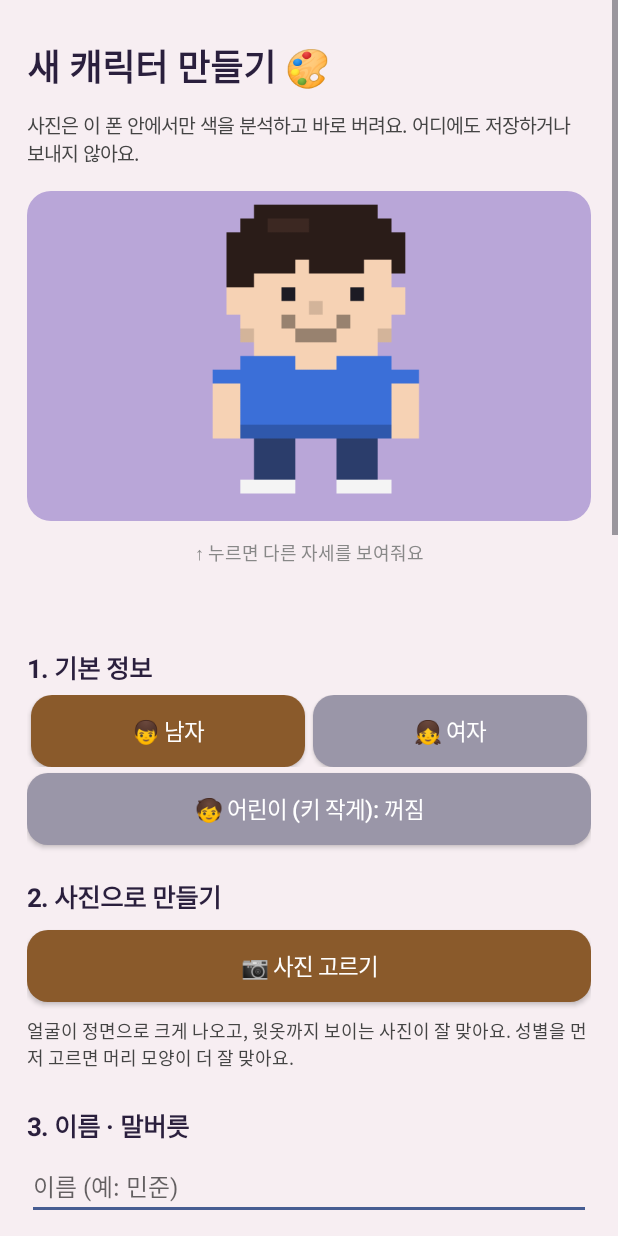
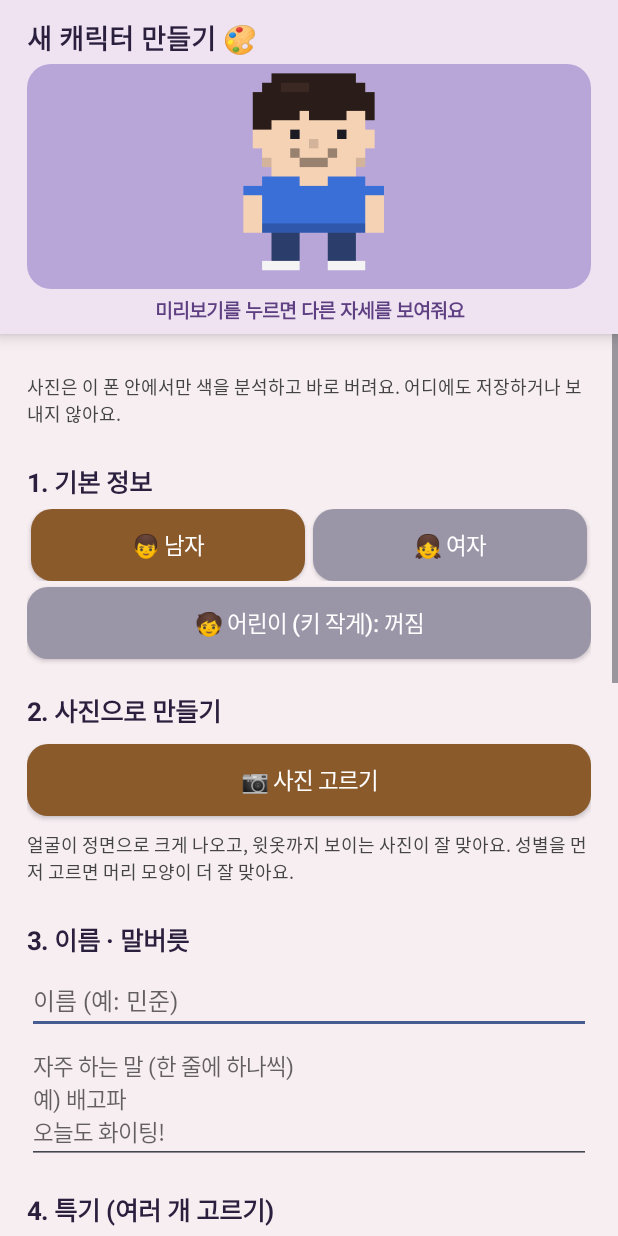
Before and after one commit to ryukoon/pinkpet, an Android app: the MakerActivity screen opened directly, with no data from a screen before it, on a phone screen of 412 x 824 dp. Run offline under Robolectric (Android 15) with nearby library versions, the phone set to English and light mode, and no system bars; 1 statement that could not run was skipped.

Commit message:
도트펫 메이커: 미리보기 상단 고정, 색 누르면 팔레트 펼치기
Co-Authored-By: Claude Opus 5.5 <noreply@anthropic.com>
Claude-Session: https://claude.ai/code/session_018ftjt5wXGeHX834B7X4XSX

```diff
--- a/app/build.gradle.kts
+++ b/app/build.gradle.kts
@@ -10,7 +10,7 @@ android {
     defaultConfig {
         minSdk = 30
         targetSdk = 35
-        versionCode = 9
+        versionCode = 10
         versionName = "2.3"
     }
 
--- a/app/src/main/java/com/ryukoon/pinkpet/MakerActivity.kt
+++ b/app/src/main/java/com/ryukoon/pinkpet/MakerActivity.kt
@@ -45,6 +45,8 @@ class MakerActivity : Activity() {
     private val rowUpdaters = ArrayList<() -> Unit>()
     private var poseIdx = 0
     private lateinit var root: LinearLayout
+    private lateinit var header: LinearLayout
+    private val palettes = ArrayList<GridLayout>()
 
     override fun onCreate(savedInstanceState: Bundle?) {
         super.onCreate(savedInstanceState)
@@ -57,18 +59,25 @@ class MakerActivity : Activity() {
             setPadding((18 * dp).toInt(), (20 * dp).toInt(), (18 * dp).toInt(), (40 * dp).toInt())
             setBackgroundColor(Color.parseColor("#f7eef2"))
         }
-        root.addView(text(if (editId == null) "새 캐릭터 만들기 🎨" else "캐릭터 고치기 ✏️", 24f, true, darkC))
-        root.addView(text("사진은 이 폰 안에서만 색을 분석하고 바로 버려요. 어디에도 저장하거나 보내지 않아요.", 13f, false, Color.DKGRAY))
+        root.addView(text("사진은 이 폰 안에서만 색을 분석하고 바로 버려요. 어디에도 저장하거나 보내지 않아요.", 12f, false, Color.DKGRAY))
 
+        // 위에 고정되는 미리보기 (스크롤해도 항상 보임)
+        header = LinearLayout(this).apply {
+            orientation = LinearLayout.VERTICAL
+            setPadding((18 * dp).toInt(), (12 * dp).toInt(), (18 * dp).toInt(), (6 * dp).toInt())
+            setBackgroundColor(Color.parseColor("#efe3f2"))
+            elevation = 6 * dp
+        }
+        header.addView(text(if (editId == null) "새 캐릭터 만들기 🎨" else "캐릭터 고치기 ✏️", 18f, true, darkC).apply { setPadding(0, 0, 0, (4 * dp).toInt()) })
         preview = ImageView(this).apply {
             scaleType = ImageView.ScaleType.FIT_CENTER
             background = GradientDrawable().apply { setColor(Color.parseColor("#b9a6d8")); cornerRadius = 16 * dp }
-            layoutParams = LinearLayout.LayoutParams(ViewGroup.LayoutParams.MATCH_PARENT, (220 * dp).toInt()).apply { setMargins(0, (10 * dp).toInt(), 0, (6 * dp).toInt()) }
+            layoutParams = LinearLayout.LayoutParams(ViewGroup.LayoutParams.MATCH_PARENT, (150 * dp).toInt())
             setOnClickListener { poseIdx++; updatePreview() }
         }
-        root.addView(preview)
-        root.addView(text("↑ 누르면 다른 자세를 보여줘요", 12f, false, Color.GRAY).apply { gravity = Gravity.CENTER })
-        status = text("", 14f, true, purple); root.addView(status)
+        header.addView(preview)
+        status = text("미리보기를 누르면 다른 자세를 보여줘요", 13f, true, purple).apply { gravity = Gravity.CENTER; setPadding(0, (4 * dp).toInt(), 0, 0) }
+        header.addView(status)
 
         root.addView(section("1. 기본 정보"))
         val gRow = LinearLayout(this).apply { orientation = LinearLayout.HORIZONTAL }
@@ -128,7 +137,10 @@ class MakerActivity : Activity() {
         })
 
         CharStore.get(editId)?.let { c -> nameEt.setText(c.name); phraseEt.setText(c.phrases.joinToString("\n")) }
-        setContentView(ScrollView(this).apply { addView(root) })
+        val outer = LinearLayout(this).apply { orientation = LinearLayout.VERTICAL; setBackgroundColor(Color.parseColor("#f7eef2")) }
+        outer.addView(header, LinearLayout.LayoutParams(ViewGroup.LayoutParams.MATCH_PARENT, ViewGroup.LayoutParams.WRAP_CONTENT))
+        outer.addView(ScrollView(this).apply { addView(root) }, LinearLayout.LayoutParams(ViewGroup.LayoutParams.MATCH_PARENT, 0, 1f))
+        setContentView(outer)
         updateAll()
     }
 
@@ -210,10 +222,36 @@ class MakerActivity : Activity() {
     }
 
     private fun colorRow(label: String, pal: List<Int>, get: () -> Int, set: (Int) -> Unit) {
-        val sw = TextView(this).apply { text = "      "; gravity = Gravity.CENTER }
-        fun step(d: Int) { val i = pal.indexOf(get()).let { if (it < 0) pal.indexOf(Palette.nearest(get(), pal)) else it }; set(pal[(i + d + pal.size) % pal.size]); updateAll() }
-        addRow(label, sw) { step(it) }
-        rowUpdaters.add { sw.background = GradientDrawable().apply { setColor(get()); cornerRadius = 8 * dp; setStroke((2 * dp).toInt(), darkC) } }
+        val row = LinearLayout(this).apply { orientation = LinearLayout.HORIZONTAL; gravity = Gravity.CENTER_VERTICAL; setPadding(0, (3 * dp).toInt(), 0, (3 * dp).toInt()) }
+        row.addView(TextView(this).apply { text = label; textSize = 14f; setTextColor(darkC); layoutParams = LinearLayout.LayoutParams(0, ViewGroup.LayoutParams.WRAP_CONTENT, 1.3f) })
+        val sw = TextView(this).apply { text = "눌러서 색 고르기 ▾"; textSize = 13f; gravity = Gravity.CENTER; setTextColor(Color.WHITE); setShadowLayer(3f, 0f, 0f, Color.BLACK) }
+        row.addView(sw, LinearLayout.LayoutParams(0, (44 * dp).toInt(), 2.5f))
+        root.addView(row)
+        // 펼쳐지는 팔레트
+        val grid = GridLayout(this).apply { columnCount = 6; visibility = android.view.View.GONE; setPadding(0, (4 * dp).toInt(), 0, (10 * dp).toInt()) }
+        val cells = ArrayList<Pair<Int, android.view.View>>()
+        for (col in pal) {
+            val cell = android.view.View(this)
+            cell.setOnClickListener { set(col); grid.visibility = android.view.View.GONE; updateAll() }
+            cell.layoutParams = GridLayout.LayoutParams(GridLayout.spec(GridLayout.UNDEFINED), GridLayout.spec(GridLayout.UNDEFINED, 1f)).apply {
+                width = 0; height = (44 * dp).toInt(); setMargins((3 * dp).toInt(), (3 * dp).toInt(), (3 * dp).toInt(), (3 * dp).toInt())
+            }
+            cells.add(col to cell); grid.addView(cell)
+        }
+        palettes.add(grid)
+        root.addView(grid)
+        sw.setOnClickListener {
+            val open = grid.visibility != android.view.View.VISIBLE
+            palettes.forEach { it.visibility = android.view.View.GONE }
+            if (open) grid.visibility = android.view.View.VISIBLE
+        }
+        rowUpdaters.add {
+            sw.background = GradientDrawable().apply { setColor(get()); cornerRadius = 10 * dp; setStroke((2 * dp).toInt(), darkC) }
+            for ((col, cell) in cells) cell.background = GradientDrawable().apply {
+                setColor(col); cornerRadius = 10 * dp
+                if (col == get()) setStroke((4 * dp).toInt(), Color.parseColor("#ffcc33")) else setStroke((1 * dp).toInt(), Color.parseColor("#55506a"))
+            }
+        }
     }
 
     private fun addRow(label: String, mid: android.view.View, onStep: (Int) -> Unit) {
```
